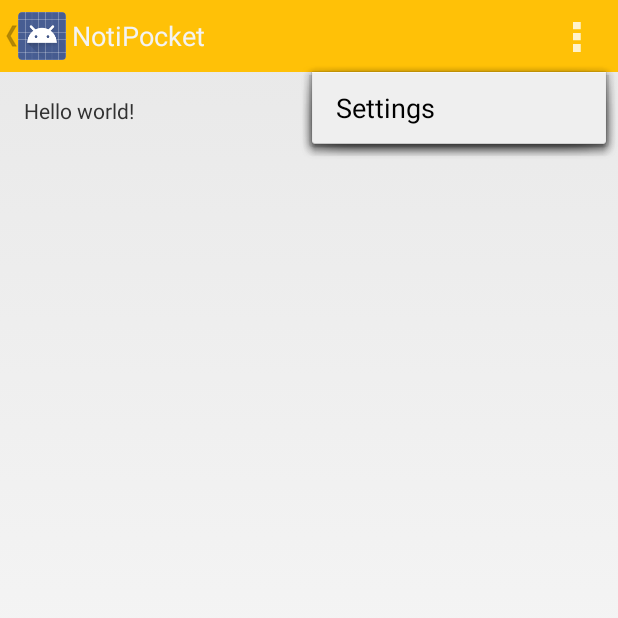
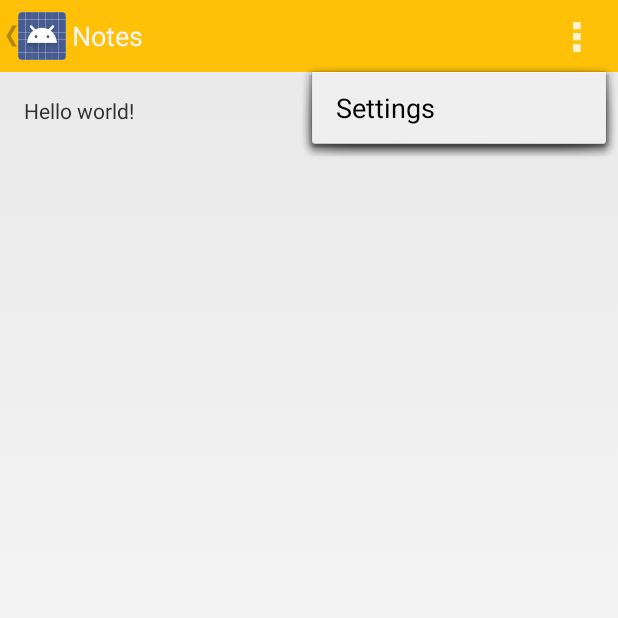
Before and after one commit to henrytao-me/notipocket-android, an Android app: the screen it shows after launch (MainActivity), with the options menu open, on a phone screen of 412 x 824 dp, the top half of it. Run offline under Robolectric (Android 15) with nearby library versions, the phone set to English and light mode, and no system bars; 2 statements that could not run were skipped.

Commit message:
added navigation draweer for fragment

```diff
--- a/app/src/main/java/me/henrytao/notipocket/MainActivity.java
+++ b/app/src/main/java/me/henrytao/notipocket/MainActivity.java
@@ -1,6 +1,7 @@
 package me.henrytao.notipocket;
 
 import android.content.Context;
+import android.content.Intent;
 import android.os.Bundle;
 import android.view.LayoutInflater;
 import android.view.Menu;
@@ -21,12 +22,16 @@ public class MainActivity extends NavigationDrawerActivity {
 
   private int activePosition = -100;
 
+  private String title = "";
+
+  private DrawerListAdapter drawerListAdapter;
+
   public MainActivity() {
     this.activityLayoutId = R.layout.activity_main;
     this.drawerLayoutId = R.id.main_drawer_layout;
-    this.drawerIcon = R.drawable.ic_drawer;
-    this.drawerOpenString = R.string.main_drawer_open;
-    this.drawerCloseString = R.string.main_drawer_close;
+    this.drawerIconId = R.drawable.ic_drawer;
+    this.drawerOpenStringId = R.string.main_drawer_open;
+    this.drawerCloseStringId = R.string.main_drawer_close;
   }
 
   @Override
@@ -34,9 +39,9 @@ public class MainActivity extends NavigationDrawerActivity {
     super.onCreate(savedInstanceState);
 
     // init navigation drawer list
+    this.drawerListAdapter = new DrawerListAdapter(this);
     ListView drawerList = (ListView) findViewById(R.id.drawerList);
-    DrawerListAdapter drawerListAdapter = new DrawerListAdapter(this);
-    drawerList.setAdapter(drawerListAdapter);
+    drawerList.setAdapter(this.drawerListAdapter);
     drawerList.setOnItemClickListener(new DrawerItemClickListener());
 
     if (savedInstanceState == null) {
@@ -63,6 +68,24 @@ public class MainActivity extends NavigationDrawerActivity {
     return super.onOptionsItemSelected(item);
   }
 
+  @Override
+  public void setTitle(CharSequence title) {
+    this.getActionBar().setTitle(title);
+    super.setTitle(title);
+  }
+
+  @Override
+  protected void onDrawerOpened(View view) {
+    super.onDrawerOpened(view);
+    this.setTitle(this.getString(R.string.app_name));
+  }
+
+  @Override
+  protected void onDrawerClosed(View view) {
+    super.onDrawerClosed(view);
+    this.setTitle(this.drawerListAdapter.getItem(this.activePosition).toString());
+  }
+
   /**
    * DrawerItemClick listener
    */
@@ -79,18 +102,32 @@ public class MainActivity extends NavigationDrawerActivity {
       this.closeDrawer();
       return;
     }
-    this.activePosition = position;
 
     switch (position) {
       case -1:
         break;
       case 0:
-        getFragmentManager().beginTransaction().replace(R.id.container, new MainFragment()).commit();
+        this.activePosition = position;
+        MainFragment mainFragment = new MainFragment();
+        mainFragment.args.putString(MainFragment.ARG_FRAGMENT_NAME, this.drawerListAdapter.getItem(position).toString());
+        getFragmentManager().beginTransaction().replace(R.id.container, mainFragment).commit();
         break;
       case 1:
-        getFragmentManager().beginTransaction().replace(R.id.container, new TrashFragment()).commit();
+        this.activePosition = position;
+        TrashFragment trashFragment = new TrashFragment();
+        trashFragment.args.putString(MainFragment.ARG_FRAGMENT_NAME, this.drawerListAdapter.getItem(position).toString());
+        getFragmentManager().beginTransaction().replace(R.id.container, trashFragment).commit();
+        break;
+      case 2:
+        Intent intent = new Intent(Intent.ACTION_SEND);
+        intent.setType("plain/text");
+        intent.putExtra(Intent.EXTRA_EMAIL, new String[]{getString(R.string.contact_to)});
+        intent.putExtra(Intent.EXTRA_SUBJECT, getString(R.string.contact_subject));
+        intent.putExtra(Intent.EXTRA_TEXT, "");
+        startActivity(Intent.createChooser(intent, ""));
+        break;
       default:
-        Toast.makeText(this, "Invalid fragment", Toast.LENGTH_SHORT);
+        Toast.makeText(this, "Invalid fragment", Toast.LENGTH_SHORT).show();
         break;
     }
 
@@ -101,7 +138,7 @@ public class MainActivity extends NavigationDrawerActivity {
    * Drawer List Adapter
    */
 
-  public class DrawerListAdapter extends BaseAdapter {
+  private class DrawerListAdapter extends BaseAdapter {
 
     Context context;
 
--- a/app/src/main/java/me/henrytao/notipocket/MainFragment.java
+++ b/app/src/main/java/me/henrytao/notipocket/MainFragment.java
@@ -1,22 +1,25 @@
 package me.henrytao.notipocket;
 
-import android.app.Fragment;
 import android.os.Bundle;
 import android.view.LayoutInflater;
 import android.view.View;
 import android.view.ViewGroup;
 
+import me.henrytao.widget.NavigationDrawerFragment;
+
 /**
  * Created by henrytao on 9/21/14.
  */
-public class MainFragment extends Fragment {
+public class MainFragment extends NavigationDrawerFragment {
 
   public MainFragment() {
+    super();
   }
 
   @Override
   public View onCreateView(LayoutInflater inflater, ViewGroup container, Bundle savedInstanceState) {
-    View rootView = inflater.inflate(R.layout.fragment_main, container, false);
-    return rootView;
+    super.onCreateView(inflater, container, savedInstanceState);
+    return inflater.inflate(R.layout.fragment_main, container, false);
   }
+
 }
--- a/app/src/main/java/me/henrytao/widget/NavigationDrawerActivity.java
+++ b/app/src/main/java/me/henrytao/widget/NavigationDrawerActivity.java
@@ -23,11 +23,11 @@ public class NavigationDrawerActivity extends Activity {
 
   protected int drawerLayoutId;       // need to declare
 
-  protected int drawerIcon;           // need to declare
+  protected int drawerIconId;         // need to declare
 
-  protected int drawerOpenString;     // need to declare
+  protected int drawerOpenStringId;   // need to declare
 
-  protected int drawerCloseString;    // need to declare
+  protected int drawerCloseStringId;  // need to declare
 
   private DrawerLayout drawerLayout;
 
@@ -38,8 +38,22 @@ public class NavigationDrawerActivity extends Activity {
     super.onCreate(savedInstanceState);
     setContentView(this.activityLayoutId);
 
+    final NavigationDrawerActivity obj = this;
     this.drawerLayout = (DrawerLayout) findViewById(this.drawerLayoutId);
-    this.drawerListener = new ActionBarDrawerToggle(this, drawerLayout, this.drawerIcon, this.drawerOpenString, this.drawerCloseString);
+    this.drawerListener = new ActionBarDrawerToggle(this, drawerLayout, this.drawerIconId, this.drawerOpenStringId, this.drawerCloseStringId) {
+      public void onDrawerClosed(View view) {
+        super.onDrawerClosed(view);
+        try {
+          obj.onDrawerClosed(view);
+        }catch(Exception ex){}
+      }
+      public void onDrawerOpened(View view) {
+        super.onDrawerOpened(view);
+        try {
+          obj.onDrawerOpened(view);
+        }catch(Exception ex){}
+      }
+    };
     drawerLayout.setDrawerListener(drawerListener);
 
     getActionBar().setHomeButtonEnabled(true);
@@ -76,4 +90,12 @@ public class NavigationDrawerActivity extends Activity {
     this.drawerLayout.closeDrawers();
   }
 
+  protected void onDrawerClosed(View view) {
+    // to-do
+  }
+
+  protected void onDrawerOpened(View view) {
+    // to-do
+  }
+
 }
--- /dev/null
+++ b/app/src/main/java/me/henrytao/widget/NavigationDrawerFragment.java
@@ -0,0 +1,31 @@
+package me.henrytao.widget;
+
+import android.app.Fragment;
+import android.os.Bundle;
+import android.view.LayoutInflater;
+import android.view.View;
+import android.view.ViewGroup;
+
+/**
+ * Created by henrytao on 9/21/14.
+ */
+public class NavigationDrawerFragment extends Fragment {
+
+  public static final String ARG_FRAGMENT_NAME = "fragment_name";
+
+  public Bundle args = new Bundle();
+
+  public NavigationDrawerFragment() {
+    this.setArguments(args);
+  }
+
+  @Override
+  public View onCreateView(LayoutInflater inflater, ViewGroup container, Bundle savedInstanceState) {
+    String name = getArguments().getString(ARG_FRAGMENT_NAME);
+    if (name != null) {
+      this.getActivity().setTitle(name);
+    }
+    return null;
+  }
+
+}
--- a/app/src/main/res/layout/fragment_main.xml
+++ b/app/src/main/res/layout/fragment_main.xml
@@ -9,7 +9,7 @@
   tools:context=".MainActivity$PlaceholderFragment">
 
   <TextView
-    android:text="@string/hello_world"
+    android:text="Hello world!"
     android:layout_width="wrap_content"
     android:layout_height="wrap_content" />
 
--- a/app/src/main/res/layout/fragment_trash.xml
+++ b/app/src/main/res/layout/fragment_trash.xml
@@ -8,6 +8,6 @@
     <TextView
         android:layout_width="match_parent"
         android:layout_height="match_parent"
-        android:text="@string/hello_blank_fragment" />
+        android:text="Trash" />
 
 </FrameLayout>
--- a/app/src/main/res/values/strings.xml
+++ b/app/src/main/res/values/strings.xml
@@ -2,8 +2,12 @@
 <resources>
 
   <string name="app_name">NotiPocket</string>
-    <string name="hello_world">Hello world!</string>
+
+  <string name="contact_to">hi@henrytao.me</string>
+  <string name="contact_subject">[NotiPocket] Feedback</string>
+
   <string name="action_settings">Settings</string>
+
   <string name="main_drawer_open">Open Navigation Drawer</string>
   <string name="main_drawer_close">Close Navigation Drawer</string>
 
@@ -13,6 +17,4 @@
     <item>Help &amp; Feedback</item>
   </string-array>
 
-    <string name="hello_blank_fragment">Hello blank fragment</string>
-
 </resources>
```
Also changed, not shown: app/src/main/java/me/henrytao/notipocket/TrashFragment.java (+11 -16 lines). Lines whose indentation alone changed are shown as unchanged.
